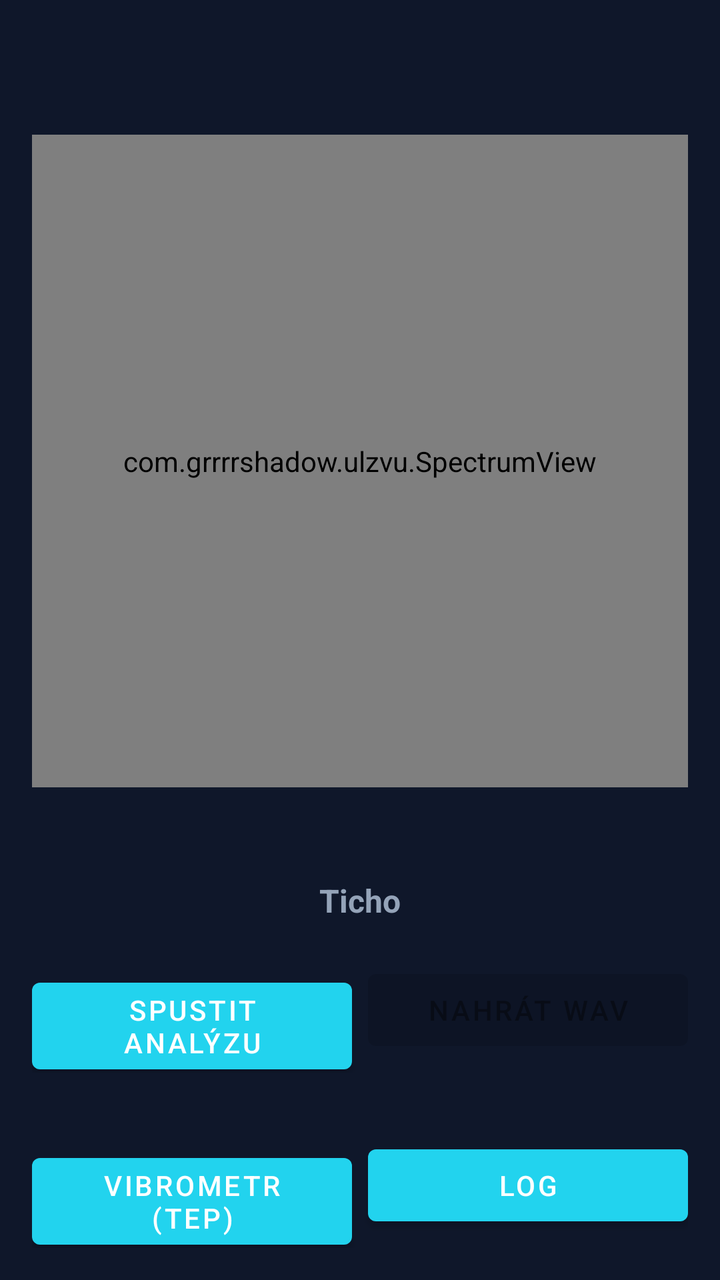
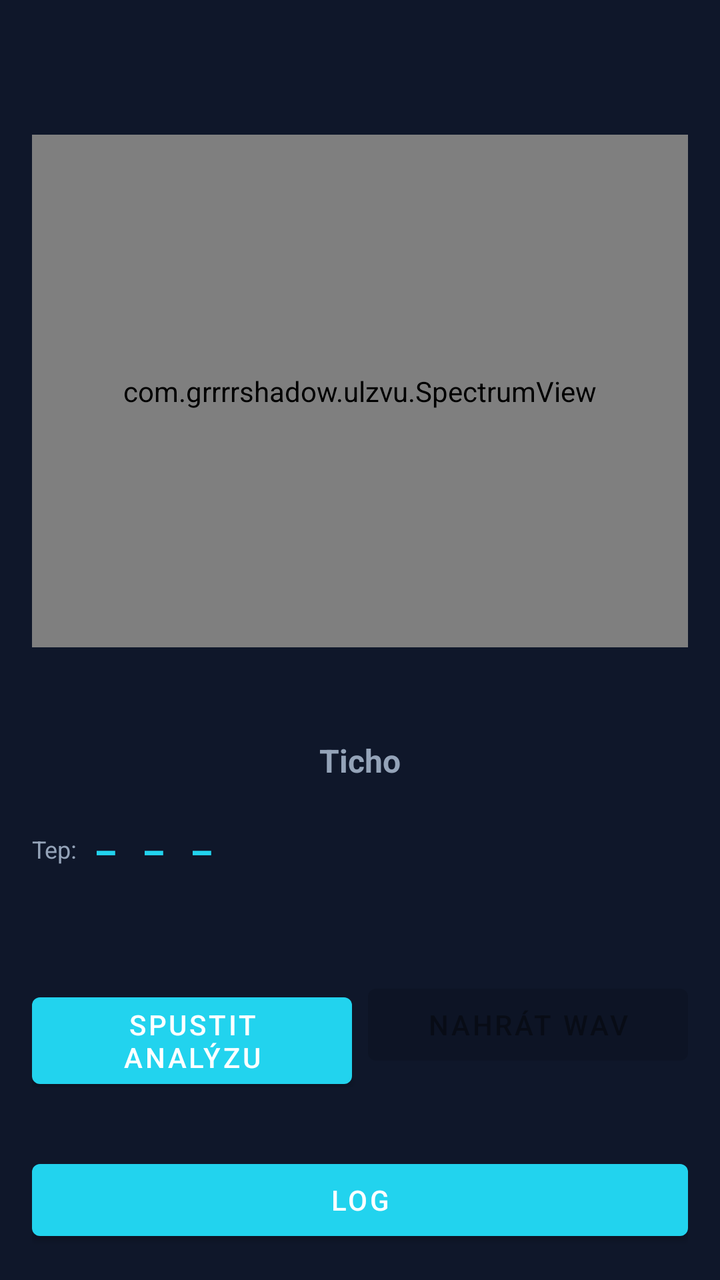

Screens rendered from an Android XML layout before and after an edit, with the pre-edit source and the edit as a unified diff.
<!-- AndroidManifest.xml: application theme Theme.Ulzvu -->
<!-- res/layout/activity_main.xml -->
<?xml version="1.0" encoding="utf-8"?>
<LinearLayout xmlns:android="http://schemas.android.com/apk/res/android"
    android:layout_width="match_parent"
    android:layout_height="match_parent"
    android:orientation="vertical"
    android:background="@color/background"
    android:padding="16dp">

    <TextView
        android:id="@+id/tvDeviceInfo"
        android:layout_width="match_parent"
        android:layout_height="wrap_content"
        android:textColor="@color/text_secondary"
        android:textSize="12sp"
        android:fontFamily="monospace" />

    <TextView
        android:id="@+id/tvConfigInfo"
        android:layout_width="match_parent"
        android:layout_height="wrap_content"
        android:layout_marginTop="4dp"
        android:textColor="@color/text_primary"
        android:textSize="14sp"
        android:fontFamily="monospace" />

    <com.grrrrshadow.ulzvu.SpectrumView
        android:id="@+id/spectrumView"
        android:layout_width="match_parent"
        android:layout_height="0dp"
        android:layout_weight="1"
        android:layout_marginTop="12dp"
        android:layout_marginBottom="12dp"
        android:background="@color/surface" />

    <TextView
        android:id="@+id/tvPeakInfo"
        android:layout_width="match_parent"
        android:layout_height="wrap_content"
        android:textColor="@color/text_primary"
        android:textSize="16sp"
        android:fontFamily="monospace" />

    <TextView
        android:id="@+id/tvUltrasoundAlert"
        android:layout_width="match_parent"
        android:layout_height="wrap_content"
        android:layout_marginTop="4dp"
        android:gravity="center"
        android:padding="8dp"
        android:textStyle="bold"
        android:textSize="16sp"
        android:textColor="@color/text_secondary"
        android:text="@string/status_idle" />

    <LinearLayout
        android:layout_width="match_parent"
        android:layout_height="wrap_content"
        android:layout_marginTop="12dp"
        android:orientation="horizontal">

        <Button
            android:id="@+id/btnToggleAnalysis"
            android:layout_width="0dp"
            android:layout_height="wrap_content"
            android:layout_weight="1"
            android:text="@string/start_analysis" />

        <Button
            android:id="@+id/btnToggleRecording"
            android:layout_width="0dp"
            android:layout_height="wrap_content"
            android:layout_weight="1"
            android:layout_marginStart="8dp"
            android:text="@string/start_recording"
            android:enabled="false" />
    </LinearLayout>

    <TextView
        android:id="@+id/tvStatus"
        android:layout_width="match_parent"
        android:layout_height="wrap_content"
        android:layout_marginTop="8dp"
        android:textColor="@color/text_secondary"
        android:textSize="12sp" />

    <LinearLayout
        android:layout_width="match_parent"
        android:layout_height="wrap_content"
        android:layout_marginTop="8dp"
        android:orientation="horizontal">

        <Button
            android:id="@+id/btnOpenHeartRate"
            android:layout_width="0dp"
            android:layout_height="wrap_content"
            android:layout_weight="1"
            android:text="@string/open_heart_rate" />

        <Button
            android:id="@+id/btnOpenLog"
            android:layout_width="0dp"
            android:layout_height="wrap_content"
            android:layout_weight="1"
            android:layout_marginStart="8dp"
            android:text="@string/open_log" />
    </LinearLayout>

</LinearLayout>
<!-- resources referenced by this layout -->
<resources>
  <color name="background">#0F172A</color>
  <color name="surface">#1E293B</color>
  <color name="text_primary">#E2E8F0</color>
  <color name="text_secondary">#94A3B8</color>
  <string name="open_heart_rate">Vibrometr (tep)</string>
  <string name="open_log">Log</string>
  <string name="start_analysis">Spustit analýzu</string>
  <string name="start_recording">Nahrát WAV</string>
  <string name="status_idle">Ticho</string>
  <style name="Theme.Ulzvu" parent="Theme.MaterialComponents.DayNight.NoActionBar">
          <item name="colorPrimary">@color/accent</item>
          <item name="colorPrimaryDark">@color/background</item>
          <item name="colorAccent">@color/accent</item>
          <item name="android:windowBackground">@color/background</item>
      </style>
  <color name="accent">#22D3EE</color>
</resources>

<!-- the commit's change to res/layout/activity_main.xml (unified diff, before → after) -->
@@ -56,6 +56,44 @@
         android:layout_width="match_parent"
         android:layout_height="wrap_content"
         android:layout_marginTop="12dp"
+        android:orientation="horizontal"
+        android:gravity="center_vertical">
+
+        <TextView
+            android:layout_width="wrap_content"
+            android:layout_height="wrap_content"
+            android:text="@string/hr_label"
+            android:textColor="@color/text_secondary"
+            android:textSize="12sp" />
+
+        <TextView
+            android:id="@+id/tvBpm"
+            android:layout_width="0dp"
+            android:layout_height="wrap_content"
+            android:layout_weight="1"
+            android:layout_marginStart="8dp"
+            android:textColor="@color/accent"
+            android:textSize="20sp"
+            android:fontFamily="monospace"
+            android:textStyle="bold"
+            android:text="@string/hr_unreliable" />
+    </LinearLayout>
+
+    <TextView
+        android:id="@+id/tvMotionWarning"
+        android:layout_width="match_parent"
+        android:layout_height="wrap_content"
+        android:gravity="center"
+        android:padding="4dp"
+        android:textSize="12sp"
+        android:textColor="@color/ultrasound_alert"
+        android:text="@string/hr_motion_warning"
+        android:visibility="invisible" />
+
+    <LinearLayout
+        android:layout_width="match_parent"
+        android:layout_height="wrap_content"
+        android:layout_marginTop="12dp"
         android:orientation="horizontal">
 
         <Button
@@ -83,26 +121,11 @@
         android:textColor="@color/text_secondary"
         android:textSize="12sp" />
 
-    <LinearLayout
+    <Button
+        android:id="@+id/btnOpenLog"
         android:layout_width="match_parent"
         android:layout_height="wrap_content"
         android:layout_marginTop="8dp"
-        android:orientation="horizontal">
-
-        <Button
-            android:id="@+id/btnOpenHeartRate"
-            android:layout_width="0dp"
-            android:layout_height="wrap_content"
-            android:layout_weight="1"
-            android:text="@string/open_heart_rate" />
-
-        <Button
-            android:id="@+id/btnOpenLog"
-            android:layout_width="0dp"
-            android:layout_height="wrap_content"
-            android:layout_weight="1"
-            android:layout_marginStart="8dp"
-            android:text="@string/open_log" />
-    </LinearLayout>
+        android:text="@string/open_log" />
 
 </LinearLayout>
<!-- resource entries referenced after the edit -->
@@ -4,7 +4,10 @@
   <color name="surface">#1E293B</color>
   <color name="text_primary">#E2E8F0</color>
   <color name="text_secondary">#94A3B8</color>
-  <string name="open_heart_rate">Vibrometr (tep)</string>
+  <color name="ultrasound_alert">#F87171</color>
+  <string name="hr_label">Tep:</string>
+  <string name="hr_motion_warning">Pohyb ruší měření tepu — přiložte telefon pevně k zápěstí/hrudi a držte v klidu</string>
+  <string name="hr_unreliable">– – –</string>
   <string name="open_log">Log</string>
   <string name="start_analysis">Spustit analýzu</string>
   <string name="start_recording">Nahrát WAV</string>
